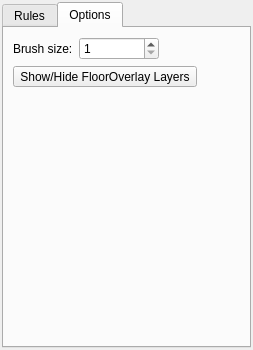
Before: the Qt Designer form src/tiled/bmptooldialog.ui in timbaker/tiled, drawn with Qt 5.
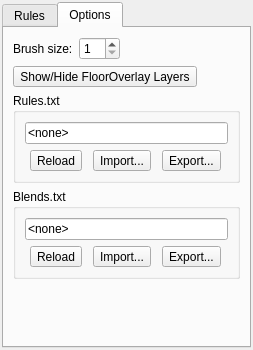
After: the same form once the commit is applied. Custom widgets are drawn as their Qt base class.

Commit message: Maps keep a list of rules & blends and the *.txt files they came from.

```diff
--- a/src/tiled/bmptooldialog.ui
+++ b/src/tiled/bmptooldialog.ui
@@ -43,15 +43,17 @@
       <attribute name="title">
        <string>Options</string>
       </attribute>
-      <layout class="QFormLayout" name="formLayout">
-       <item row="0" column="0">
+      <layout class="QVBoxLayout" name="verticalLayout_4">
+       <item>
+        <layout class="QHBoxLayout" name="horizontalLayout_3">
+         <item>
         <widget class="QLabel" name="label">
          <property name="text">
           <string>Brush size:</string>
          </property>
         </widget>
        </item>
-       <item row="0" column="1">
+         <item>
         <widget class="QSpinBox" name="brushSize">
          <property name="maximumSize">
           <size>
@@ -67,13 +69,129 @@
          </property>
         </widget>
        </item>
-       <item row="1" column="0" colspan="2">
+         <item>
+          <spacer name="horizontalSpacer">
+           <property name="orientation">
+            <enum>Qt::Horizontal</enum>
+           </property>
+           <property name="sizeHint" stdset="0">
+            <size>
+             <width>40</width>
+             <height>20</height>
+            </size>
+           </property>
+          </spacer>
+         </item>
+        </layout>
+       </item>
+       <item>
         <widget class="QToolButton" name="toggleOverlayLayers">
          <property name="text">
           <string>Show/Hide FloorOverlay Layers</string>
          </property>
         </widget>
        </item>
+       <item>
+        <widget class="QGroupBox" name="rulesBox">
+         <property name="title">
+          <string>Rules.txt</string>
+         </property>
+         <layout class="QVBoxLayout" name="verticalLayout_2">
+          <item>
+           <widget class="QLineEdit" name="rulesFile">
+            <property name="text">
+             <string>&lt;none&gt;</string>
+            </property>
+            <property name="readOnly">
+             <bool>true</bool>
+            </property>
+           </widget>
+          </item>
+          <item>
+           <layout class="QHBoxLayout" name="horizontalLayout">
+            <item>
+             <widget class="QToolButton" name="reloadRules">
+              <property name="text">
+               <string>Reload</string>
+              </property>
+             </widget>
+            </item>
+            <item>
+             <widget class="QToolButton" name="importRules">
+              <property name="text">
+               <string>Import...</string>
+              </property>
+             </widget>
+            </item>
+            <item>
+             <widget class="QToolButton" name="exportRules">
+              <property name="text">
+               <string>Export...</string>
+              </property>
+             </widget>
+            </item>
+           </layout>
+          </item>
+         </layout>
+        </widget>
+       </item>
+       <item>
+        <widget class="QGroupBox" name="blendsBox">
+         <property name="title">
+          <string>Blends.txt</string>
+         </property>
+         <layout class="QVBoxLayout" name="verticalLayout_3">
+          <item>
+           <widget class="QLineEdit" name="blendsFile">
+            <property name="text">
+             <string>&lt;none&gt;</string>
+            </property>
+            <property name="readOnly">
+             <bool>true</bool>
+            </property>
+           </widget>
+          </item>
+          <item>
+           <layout class="QHBoxLayout" name="horizontalLayout_2">
+            <item>
+             <widget class="QToolButton" name="reloadBlends">
+              <property name="text">
+               <string>Reload</string>
+              </property>
+             </widget>
+            </item>
+            <item>
+             <widget class="QToolButton" name="importBlends">
+              <property name="text">
+               <string>Import...</string>
+              </property>
+             </widget>
+            </item>
+            <item>
+             <widget class="QToolButton" name="exportBlends">
+              <property name="text">
+               <string>Export...</string>
+              </property>
+             </widget>
+            </item>
+           </layout>
+          </item>
+         </layout>
+        </widget>
+       </item>
+       <item>
+        <spacer name="verticalSpacer">
+         <property name="orientation">
+          <enum>Qt::Vertical</enum>
+         </property>
+         <property name="sizeHint" stdset="0">
+          <size>
+           <width>20</width>
+           <height>40</height>
+          </size>
+         </property>
+        </spacer>
+       </item>
       </layout>
      </widget>
     </widget>
```
Left out of the diff: 6 changed lines with no effect on the pictures. Lines whose indentation alone changed are shown as unchanged. The commit also changes 12 other files.
